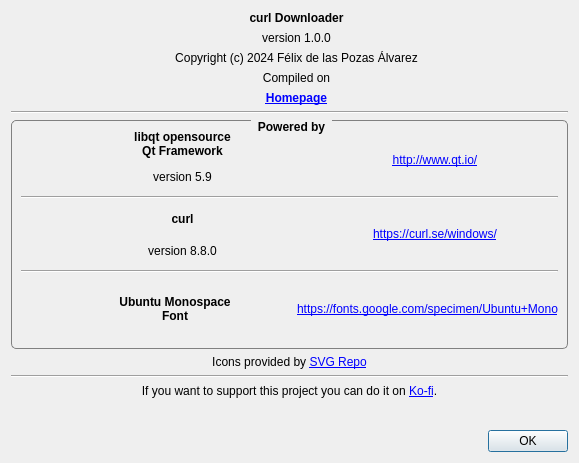
Before: the Qt Designer form AboutDialog.ui in FelixdelasPozas/curl-Downloader, drawn with Qt 5.
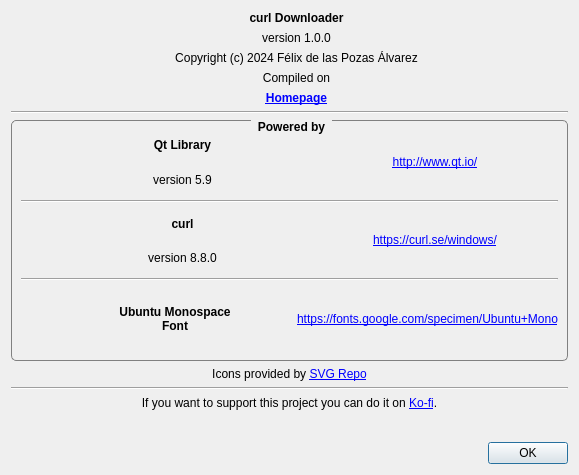
After: the same form once the commit is applied. Icons and pictures are not drawn. Custom widgets are drawn as their Qt base class.

Patch:
```diff
--- a/AboutDialog.ui
+++ b/AboutDialog.ui
@@ -7,19 +7,19 @@
     <x>0</x>
     <y>0</y>
     <width>579</width>
-    <height>463</height>
+    <height>475</height>
    </rect>
   </property>
   <property name="minimumSize">
    <size>
     <width>579</width>
-    <height>463</height>
+    <height>475</height>
    </size>
   </property>
   <property name="maximumSize">
    <size>
     <width>579</width>
-    <height>463</height>
+    <height>475</height>
    </size>
   </property>
   <property name="windowTitle">
@@ -168,7 +168,6 @@
       <widget class="QGroupBox" name="groupBox">
        <property name="font">
         <font>
-         <weight>75</weight>
          <bold>true</bold>
         </font>
        </property>
@@ -234,13 +233,11 @@
              <widget class="QLabel" name="label_26">
               <property name="font">
                <font>
-                <weight>75</weight>
                 <bold>true</bold>
                </font>
               </property>
               <property name="text">
-               <string>libqt opensource
-Qt Framework</string>
+               <string>Qt Library</string>
               </property>
               <property name="alignment">
                <set>Qt::AlignCenter</set>
@@ -317,7 +314,6 @@
              <widget class="QLabel" name="label_9">
               <property name="font">
                <font>
-                <weight>75</weight>
                 <bold>true</bold>
                </font>
               </property>
@@ -396,7 +392,6 @@
              <widget class="QLabel" name="label_13">
               <property name="font">
                <font>
-                <weight>75</weight>
                 <bold>true</bold>
                </font>
               </property>
```
Left out of the diff: 62 changed lines with no effect on the pictures.
